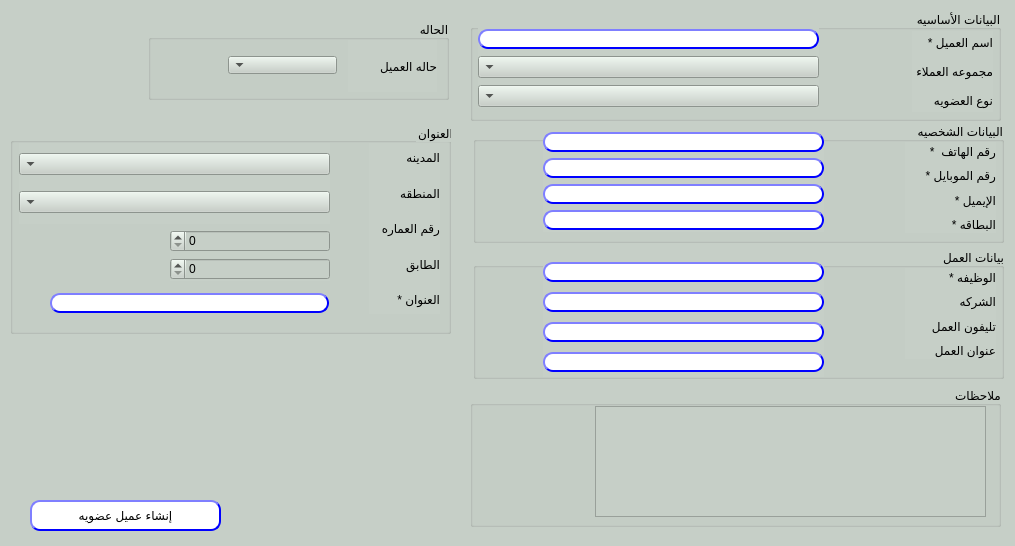
Old version of the form presentation/loyalty_ui/createCustomer.ui in the repository Hossam01/HyperPOS2020Design.
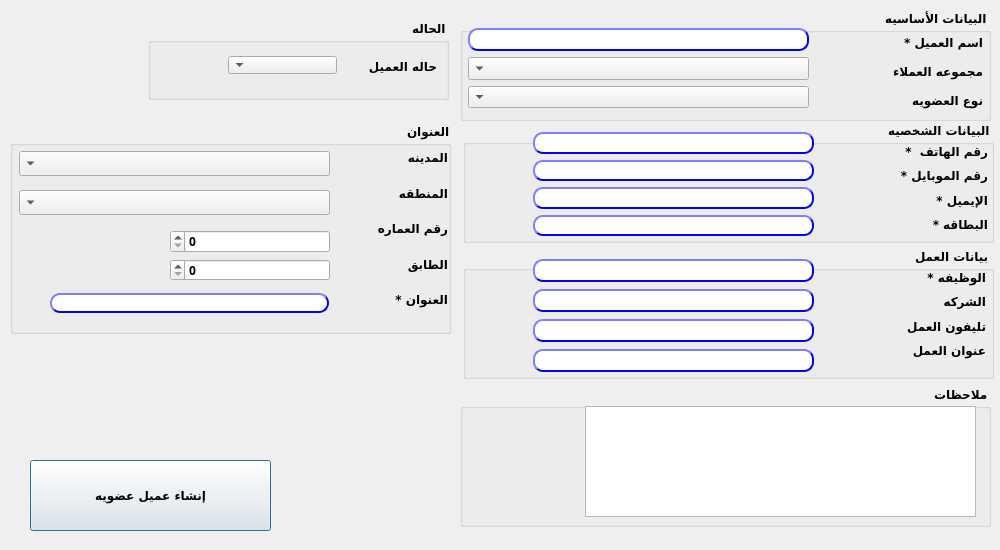
New version of the form.

```diff
--- a/presentation/loyalty_ui/createCustomer.ui
+++ b/presentation/loyalty_ui/createCustomer.ui
@@ -6,8 +6,8 @@
    <rect>
     <x>0</x>
     <y>0</y>
-    <width>1015</width>
-    <height>546</height>
+    <width>1000</width>
+    <height>550</height>
    </rect>
   </property>
   <property name="sizePolicy">
@@ -16,44 +16,43 @@
     <verstretch>0</verstretch>
    </sizepolicy>
   </property>
+  <property name="minimumSize">
+   <size>
+    <width>1000</width>
+    <height>550</height>
+   </size>
+  </property>
+  <property name="maximumSize">
+   <size>
+    <width>1000</width>
+    <height>550</height>
+   </size>
+  </property>
   <property name="windowTitle">
    <string>إنشاء عميل</string>
   </property>
   <property name="styleSheet">
-   <string notr="true">background-color: rgb(198, 207, 199);</string>
+   <string notr="true"/>
   </property>
   <widget class="QPushButton" name="BTN_createCustomer">
    <property name="geometry">
     <rect>
      <x>30</x>
-     <y>500</y>
-     <width>191</width>
-     <height>31</height>
+     <y>460</y>
+     <width>241</width>
+     <height>71</height>
     </rect>
    </property>
+   <property name="font">
+    <font>
+     <family>29LT Bukra Regular</family>
+     <pointsize>9</pointsize>
+     <weight>75</weight>
+     <bold>true</bold>
+    </font>
+   </property>
    <property name="styleSheet">
-    <string notr="true">QPushButton{
-                                        background-color: white;
-                                        border-style: outset;
-                                        border-width: 2px;
-                                        border-radius: 10px;
-                                        border-color: blue;
-                                        min-width: 6em;
-                                        }
-                                        QPushButton:hover {
-                                        background: qradialgradient(
-                                        cx: 0.3, cy: -0.4, fx: 0.3, fy: -0.4,
-                                        radius: 1.35, stop: 0 #fff, stop: 1 #bbb
-                                        );
-                                        }
-                                        QPushButton:pressed {
-                                        border-style: inset;
-                                        background: qradialgradient(
-                                        cx: 0.4, cy: -0.1, fx: 0.4, fy: -0.1,
-                                        radius: 1.35, stop: 0 #fff, stop: 1 #ddd
-                                        );
-                                        }
-                                    </string>
+    <string notr="true"/>
    </property>
    <property name="text">
     <string>إنشاء عميل عضويه</string>
@@ -62,12 +61,20 @@
   <widget class="QGroupBox" name="groupBox">
    <property name="geometry">
     <rect>
-     <x>473</x>
+     <x>463</x>
      <y>122</y>
      <width>531</width>
      <height>121</height>
     </rect>
    </property>
+   <property name="font">
+    <font>
+     <family>29LT Bukra Regular</family>
+     <pointsize>9</pointsize>
+     <weight>75</weight>
+     <bold>true</bold>
+    </font>
+   </property>
    <property name="layoutDirection">
     <enum>Qt::RightToLeft</enum>
    </property>
@@ -79,13 +86,29 @@
      <rect>
       <x>432</x>
       <y>20</y>
-      <width>91</width>
+      <width>93</width>
       <height>91</height>
      </rect>
     </property>
+    <property name="font">
+     <font>
+      <family>29LT Bukra Regular</family>
+      <pointsize>9</pointsize>
+      <weight>75</weight>
+      <bold>true</bold>
+     </font>
+    </property>
     <layout class="QVBoxLayout" name="verticalLayout_5">
      <item>
       <widget class="QLabel" name="label_2">
+       <property name="font">
+        <font>
+         <family>29LT Bukra Regular</family>
+         <pointsize>9</pointsize>
+         <weight>75</weight>
+         <bold>true</bold>
+        </font>
+       </property>
        <property name="text">
         <string>رقم الهاتف  *</string>
        </property>
@@ -93,6 +116,14 @@
      </item>
      <item>
       <widget class="QLabel" name="label">
+       <property name="font">
+        <font>
+         <family>29LT Bukra Regular</family>
+         <pointsize>9</pointsize>
+         <weight>75</weight>
+         <bold>true</bold>
+        </font>
+       </property>
        <property name="text">
         <string>رقم الموبايل *</string>
        </property>
@@ -100,6 +131,14 @@
      </item>
      <item>
       <widget class="QLabel" name="label_10">
+       <property name="font">
+        <font>
+         <family>29LT Bukra Regular</family>
+         <pointsize>9</pointsize>
+         <weight>75</weight>
+         <bold>true</bold>
+        </font>
+       </property>
        <property name="text">
         <string>اﻹيميل *</string>
        </property>
@@ -107,6 +146,14 @@
      </item>
      <item>
       <widget class="QLabel" name="label_16">
+       <property name="font">
+        <font>
+         <family>29LT Bukra Regular</family>
+         <pointsize>9</pointsize>
+         <weight>75</weight>
+         <bold>true</bold>
+        </font>
+       </property>
        <property name="text">
         <string>البطاقه *</string>
        </property>
@@ -120,12 +167,28 @@
       <x>70</x>
       <y>10</y>
       <width>281</width>
-      <height>100</height>
+      <height>104</height>
      </rect>
     </property>
+    <property name="font">
+     <font>
+      <family>29LT Bukra Regular</family>
+      <pointsize>9</pointsize>
+      <weight>75</weight>
+      <bold>true</bold>
+     </font>
+    </property>
     <layout class="QVBoxLayout" name="verticalLayout_6">
      <item>
       <widget class="QLineEdit" name="lE_phone">
+       <property name="font">
+        <font>
+         <family>29LT Bukra Regular</family>
+         <pointsize>9</pointsize>
+         <weight>75</weight>
+         <bold>true</bold>
+        </font>
+       </property>
        <property name="styleSheet">
         <string notr="true">QLineEdit{
                                         background-color: white;
@@ -158,6 +221,14 @@
      </item>
      <item>
       <widget class="QLineEdit" name="lE_mobile">
+       <property name="font">
+        <font>
+         <family>29LT Bukra Regular</family>
+         <pointsize>9</pointsize>
+         <weight>75</weight>
+         <bold>true</bold>
+        </font>
+       </property>
        <property name="styleSheet">
         <string notr="true">QLineEdit{
                                         background-color: white;
@@ -190,6 +261,14 @@
      </item>
      <item>
       <widget class="QLineEdit" name="LE_email">
+       <property name="font">
+        <font>
+         <family>29LT Bukra Regular</family>
+         <pointsize>9</pointsize>
+         <weight>75</weight>
+         <bold>true</bold>
+        </font>
+       </property>
        <property name="styleSheet">
         <string notr="true">QLineEdit{
                                         background-color: white;
@@ -221,6 +300,14 @@
      </item>
      <item>
       <widget class="QLineEdit" name="LE_nationalID">
+       <property name="font">
+        <font>
+         <family>29LT Bukra Regular</family>
+         <pointsize>9</pointsize>
+         <weight>75</weight>
+         <bold>true</bold>
+        </font>
+       </property>
        <property name="styleSheet">
         <string notr="true">QLineEdit{
                                         background-color: white;
@@ -256,12 +343,20 @@
   <widget class="QGroupBox" name="groupBox_2">
    <property name="geometry">
     <rect>
-     <x>473</x>
+     <x>463</x>
      <y>248</y>
      <width>531</width>
      <height>131</height>
     </rect>
    </property>
+   <property name="font">
+    <font>
+     <family>29LT Bukra Regular</family>
+     <pointsize>9</pointsize>
+     <weight>75</weight>
+     <bold>true</bold>
+    </font>
+   </property>
    <property name="layoutDirection">
     <enum>Qt::RightToLeft</enum>
    </property>
@@ -277,9 +372,25 @@
       <height>91</height>
      </rect>
     </property>
+    <property name="font">
+     <font>
+      <family>29LT Bukra Regular</family>
+      <pointsize>9</pointsize>
+      <weight>75</weight>
+      <bold>true</bold>
+     </font>
+    </property>
     <layout class="QVBoxLayout" name="verticalLayout_7">
      <item>
       <widget class="QLabel" name="label_4">
+       <property name="font">
+        <font>
+         <family>29LT Bukra Regular</family>
+         <pointsize>9</pointsize>
+         <weight>75</weight>
+         <bold>true</bold>
+        </font>
+       </property>
        <property name="text">
         <string>الوظيفه *</string>
        </property>
@@ -287,6 +398,14 @@
      </item>
      <item>
       <widget class="QLabel" name="label_11">
+       <property name="font">
+        <font>
+         <family>29LT Bukra Regular</family>
+         <pointsize>9</pointsize>
+         <weight>75</weight>
+         <bold>true</bold>
+        </font>
+       </property>
        <property name="text">
         <string>الشركه</string>
        </property>
@@ -294,6 +413,14 @@
      </item>
      <item>
       <widget class="QLabel" name="label_13">
+       <property name="font">
+        <font>
+         <family>29LT Bukra Regular</family>
+         <pointsize>9</pointsize>
+         <weight>75</weight>
+         <bold>true</bold>
+        </font>
+       </property>
        <property name="text">
         <string>تليفون العمل</string>
        </property>
@@ -301,6 +428,14 @@
      </item>
      <item>
       <widget class="QLabel" name="label_12">
+       <property name="font">
+        <font>
+         <family>29LT Bukra Regular</family>
+         <pointsize>9</pointsize>
+         <weight>75</weight>
+         <bold>true</bold>
+        </font>
+       </property>
        <property name="text">
         <string>عنوان العمل</string>
        </property>
@@ -317,9 +452,25 @@
       <height>119</height>
      </rect>
     </property>
+    <property name="font">
+     <font>
+      <family>29LT Bukra Regular</family>
+      <pointsize>9</pointsize>
+      <weight>75</weight>
+      <bold>true</bold>
+     </font>
+    </property>
     <layout class="QVBoxLayout" name="verticalLayout_8">
      <item>
       <widget class="QLineEdit" name="LE_job">
+       <property name="font">
+        <font>
+         <family>29LT Bukra Regular</family>
+         <pointsize>9</pointsize>
+         <weight>75</weight>
+         <bold>true</bold>
+        </font>
+       </property>
        <property name="styleSheet">
         <string notr="true">QLineEdit{
                                         background-color: white;
@@ -354,6 +505,14 @@
      </item>
      <item>
       <widget class="QLineEdit" name="LE_company">
+       <property name="font">
+        <font>
+         <family>29LT Bukra Regular</family>
+         <pointsize>9</pointsize>
+         <weight>75</weight>
+         <bold>true</bold>
+        </font>
+       </property>
        <property name="styleSheet">
         <string notr="true">QLineEdit{
                                         background-color: white;
@@ -389,6 +548,14 @@
      </item>
      <item>
       <widget class="QLineEdit" name="LE_workPhone">
+       <property name="font">
+        <font>
+         <family>29LT Bukra Regular</family>
+         <pointsize>9</pointsize>
+         <weight>75</weight>
+         <bold>true</bold>
+        </font>
+       </property>
        <property name="styleSheet">
         <string notr="true">QLineEdit{
                                         background-color: white;
@@ -421,6 +588,14 @@
      </item>
      <item>
       <widget class="QLineEdit" name="LE_workAddress">
+       <property name="font">
+        <font>
+         <family>29LT Bukra Regular</family>
+         <pointsize>9</pointsize>
+         <weight>75</weight>
+         <bold>true</bold>
+        </font>
+       </property>
        <property name="styleSheet">
         <string notr="true">QLineEdit{
                                         background-color: white;
@@ -466,6 +641,14 @@
      <height>211</height>
     </rect>
    </property>
+   <property name="font">
+    <font>
+     <family>29LT Bukra Regular</family>
+     <pointsize>9</pointsize>
+     <weight>75</weight>
+     <bold>true</bold>
+    </font>
+   </property>
    <property name="layoutDirection">
     <enum>Qt::RightToLeft</enum>
    </property>
@@ -477,13 +660,29 @@
      <rect>
       <x>359</x>
       <y>20</y>
-      <width>71</width>
+      <width>79</width>
       <height>171</height>
      </rect>
     </property>
+    <property name="font">
+     <font>
+      <family>29LT Bukra Regular</family>
+      <pointsize>9</pointsize>
+      <weight>75</weight>
+      <bold>true</bold>
+     </font>
+    </property>
     <layout class="QVBoxLayout" name="verticalLayout_9">
      <item>
       <widget class="QLabel" name="label_5">
+       <property name="font">
+        <font>
+         <family>29LT Bukra Regular</family>
+         <pointsize>9</pointsize>
+         <weight>75</weight>
+         <bold>true</bold>
+        </font>
+       </property>
        <property name="text">
         <string>المدينه</string>
        </property>
@@ -491,6 +690,14 @@
      </item>
      <item>
       <widget class="QLabel" name="label_8">
+       <property name="font">
+        <font>
+         <family>29LT Bukra Regular</family>
+         <pointsize>9</pointsize>
+         <weight>75</weight>
+         <bold>true</bold>
+        </font>
+       </property>
        <property name="text">
         <string>المنطقه</string>
        </property>
@@ -498,6 +705,14 @@
      </item>
      <item>
       <widget class="QLabel" name="label_7">
+       <property name="font">
+        <font>
+         <family>29LT Bukra Regular</family>
+         <pointsize>9</pointsize>
+         <weight>75</weight>
+         <bold>true</bold>
+        </font>
+       </property>
        <property name="text">
         <string>رقم العماره</string>
        </property>
@@ -505,6 +720,14 @@
      </item>
      <item>
       <widget class="QLabel" name="label_9">
+       <property name="font">
+        <font>
+         <family>29LT Bukra Regular</family>
+         <pointsize>9</pointsize>
+         <weight>75</weight>
+         <bold>true</bold>
+        </font>
+       </property>
        <property name="text">
         <string>الطابق</string>
        </property>
@@ -512,6 +735,14 @@
      </item>
      <item>
       <widget class="QLabel" name="label_6">
+       <property name="font">
+        <font>
+         <family>29LT Bukra Regular</family>
+         <pointsize>9</pointsize>
+         <weight>75</weight>
+         <bold>true</bold>
+        </font>
+       </property>
        <property name="text">
         <string>العنوان *</string>
        </property>
@@ -528,9 +759,25 @@
       <height>81</height>
      </rect>
     </property>
+    <property name="font">
+     <font>
+      <family>29LT Bukra Regular</family>
+      <pointsize>9</pointsize>
+      <weight>75</weight>
+      <bold>true</bold>
+     </font>
+    </property>
     <layout class="QVBoxLayout" name="verticalLayout_10">
      <item>
       <widget class="QComboBox" name="CMB_city">
+       <property name="font">
+        <font>
+         <family>29LT Bukra Regular</family>
+         <pointsize>9</pointsize>
+         <weight>75</weight>
+         <bold>true</bold>
+        </font>
+       </property>
        <property name="duplicatesEnabled">
         <bool>true</bool>
        </property>
@@ -538,6 +785,14 @@
      </item>
      <item>
       <widget class="QComboBox" name="CMB_district">
+       <property name="font">
+        <font>
+         <family>29LT Bukra Regular</family>
+         <pointsize>9</pointsize>
+         <weight>75</weight>
+         <bold>true</bold>
+        </font>
+       </property>
        <property name="duplicatesEnabled">
         <bool>true</bool>
        </property>
@@ -554,9 +809,25 @@
       <height>51</height>
      </rect>
     </property>
+    <property name="font">
+     <font>
+      <family>29LT Bukra Regular</family>
+      <pointsize>9</pointsize>
+      <weight>75</weight>
+      <bold>true</bold>
+     </font>
+    </property>
     <layout class="QVBoxLayout" name="verticalLayout_11">
      <item>
       <widget class="QSpinBox" name="LE_floor">
+       <property name="font">
+        <font>
+         <family>29LT Bukra Regular</family>
+         <pointsize>9</pointsize>
+         <weight>75</weight>
+         <bold>true</bold>
+        </font>
+       </property>
        <property name="maximum">
         <number>999</number>
        </property>
@@ -564,6 +835,14 @@
      </item>
      <item>
       <widget class="QSpinBox" name="LE_building">
+       <property name="font">
+        <font>
+         <family>29LT Bukra Regular</family>
+         <pointsize>9</pointsize>
+         <weight>75</weight>
+         <bold>true</bold>
+        </font>
+       </property>
        <property name="maximum">
         <number>99999</number>
        </property>
@@ -580,6 +859,14 @@
       <height>20</height>
      </rect>
     </property>
+    <property name="font">
+     <font>
+      <family>29LT Bukra Regular</family>
+      <pointsize>9</pointsize>
+      <weight>75</weight>
+      <bold>true</bold>
+     </font>
+    </property>
     <property name="styleSheet">
      <string notr="true">QLineEdit{
                                         background-color: white;
@@ -616,12 +903,20 @@
   <widget class="QGroupBox" name="groupBox_4">
    <property name="geometry">
     <rect>
-     <x>470</x>
+     <x>460</x>
      <y>386</y>
      <width>531</width>
      <height>141</height>
     </rect>
    </property>
+   <property name="font">
+    <font>
+     <family>29LT Bukra Regular</family>
+     <pointsize>9</pointsize>
+     <weight>75</weight>
+     <bold>true</bold>
+    </font>
+   </property>
    <property name="layoutDirection">
     <enum>Qt::RightToLeft</enum>
    </property>
@@ -637,17 +932,33 @@
       <height>111</height>
      </rect>
     </property>
+    <property name="font">
+     <font>
+      <family>29LT Bukra Regular</family>
+      <pointsize>9</pointsize>
+      <weight>75</weight>
+      <bold>true</bold>
+     </font>
+    </property>
    </widget>
   </widget>
   <widget class="QGroupBox" name="groupBox_5">
    <property name="geometry">
     <rect>
-     <x>470</x>
+     <x>460</x>
      <y>10</y>
      <width>531</width>
      <height>111</height>
     </rect>
    </property>
+   <property name="font">
+    <font>
+     <family>29LT Bukra Regular</family>
+     <pointsize>9</pointsize>
+     <weight>75</weight>
+     <bold>true</bold>
+    </font>
+   </property>
    <property name="layoutDirection">
     <enum>Qt::RightToLeft</enum>
    </property>
@@ -663,9 +974,25 @@
       <height>80</height>
      </rect>
     </property>
+    <property name="font">
+     <font>
+      <family>29LT Bukra Regular</family>
+      <pointsize>9</pointsize>
+      <weight>75</weight>
+      <bold>true</bold>
+     </font>
+    </property>
     <layout class="QVBoxLayout" name="verticalLayout_4">
      <item>
       <widget class="QLineEdit" name="LE_name">
+       <property name="font">
+        <font>
+         <family>29LT Bukra Regular</family>
+         <pointsize>9</pointsize>
+         <weight>75</weight>
+         <bold>true</bold>
+        </font>
+       </property>
        <property name="styleSheet">
         <string notr="true">QLineEdit{
                                         background-color: white;
@@ -699,25 +1026,59 @@
       </widget>
      </item>
      <item>
-      <widget class="QComboBox" name="CMB_custGroup"/>
+      <widget class="QComboBox" name="CMB_custGroup">
+       <property name="font">
+        <font>
+         <family>29LT Bukra Regular</family>
+         <pointsize>9</pointsize>
+         <weight>75</weight>
+         <bold>true</bold>
+        </font>
+       </property>
+      </widget>
      </item>
      <item>
-      <widget class="QComboBox" name="CMB_loyalityType"/>
+      <widget class="QComboBox" name="CMB_loyalityType">
+       <property name="font">
+        <font>
+         <family>29LT Bukra Regular</family>
+         <pointsize>9</pointsize>
+         <weight>75</weight>
+         <bold>true</bold>
+        </font>
+       </property>
+      </widget>
      </item>
     </layout>
    </widget>
    <widget class="QWidget" name="verticalLayoutWidget_3">
     <property name="geometry">
      <rect>
-      <x>442</x>
+      <x>420</x>
       <y>21</y>
-      <width>81</width>
+      <width>103</width>
       <height>81</height>
      </rect>
     </property>
+    <property name="font">
+     <font>
+      <family>29LT Bukra Regular</family>
+      <pointsize>9</pointsize>
+      <weight>75</weight>
+      <bold>true</bold>
+     </font>
+    </property>
     <layout class="QVBoxLayout" name="verticalLayout_3">
      <item>
       <widget class="QLabel" name="label_3">
+       <property name="font">
+        <font>
+         <family>29LT Bukra Regular</family>
+         <pointsize>9</pointsize>
+         <weight>75</weight>
+         <bold>true</bold>
+        </font>
+       </property>
        <property name="text">
         <string>اسم العميل *</string>
        </property>
@@ -725,6 +1086,14 @@
      </item>
      <item>
       <widget class="QLabel" name="label_17">
+       <property name="font">
+        <font>
+         <family>29LT Bukra Regular</family>
+         <pointsize>9</pointsize>
+         <weight>75</weight>
+         <bold>true</bold>
+        </font>
+       </property>
        <property name="text">
         <string>مجموعه العملاء</string>
        </property>
@@ -732,6 +1101,14 @@
      </item>
      <item>
       <widget class="QLabel" name="label_14">
+       <property name="font">
+        <font>
+         <family>29LT Bukra Regular</family>
+         <pointsize>9</pointsize>
+         <weight>75</weight>
+         <bold>true</bold>
+        </font>
+       </property>
        <property name="text">
         <string>نوع العضويه</string>
        </property>
@@ -749,6 +1126,14 @@
      <height>80</height>
     </rect>
    </property>
+   <property name="font">
+    <font>
+     <family>29LT Bukra Regular</family>
+     <pointsize>9</pointsize>
+     <weight>75</weight>
+     <bold>true</bold>
+    </font>
+   </property>
    <property name="layoutDirection">
     <enum>Qt::RightToLeft</enum>
    </property>
@@ -764,6 +1149,14 @@
       <height>52</height>
      </rect>
     </property>
+    <property name="font">
+     <font>
+      <family>29LT Bukra Regular</family>
+      <pointsize>9</pointsize>
+      <weight>75</weight>
+      <bold>true</bold>
+     </font>
+    </property>
     <property name="text">
      <string>حاله العميل</string>
     </property>
@@ -777,6 +1170,14 @@
       <height>18</height>
      </rect>
     </property>
+    <property name="font">
+     <font>
+      <family>29LT Bukra Regular</family>
+      <pointsize>9</pointsize>
+      <weight>75</weight>
+      <bold>true</bold>
+     </font>
+    </property>
    </widget>
   </widget>
  </widget>
```
